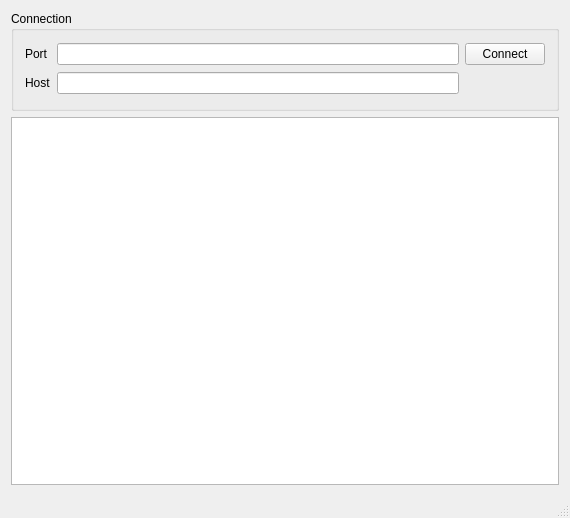
Above: server/mainwindow.ui from Dobr1802/QSsl_chat_v.2 before the change. Below: the same form after it.
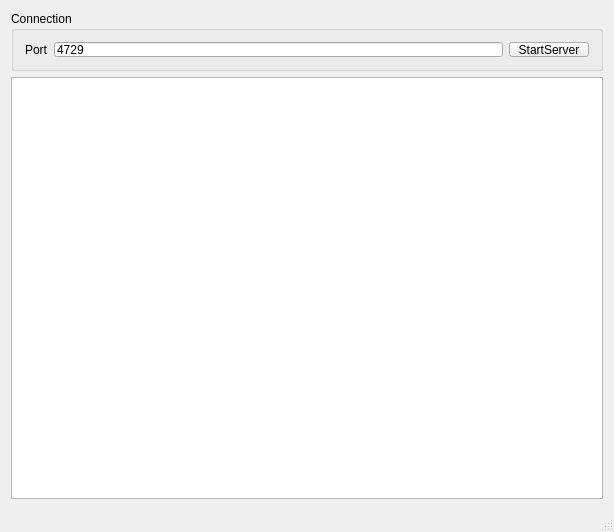
That is the form after the change.

The edit to the form file:
```diff
--- a/server/mainwindow.ui
+++ b/server/mainwindow.ui
@@ -6,8 +6,8 @@
    <rect>
     <x>0</x>
     <y>0</y>
-    <width>570</width>
-    <height>518</height>
+    <width>614</width>
+    <height>532</height>
    </rect>
   </property>
   <property name="windowTitle">
@@ -26,28 +26,38 @@
       <property name="minimumSize">
        <size>
         <width>0</width>
-        <height>100</height>
+        <height>60</height>
        </size>
       </property>
       <property name="maximumSize">
        <size>
         <width>16777215</width>
-        <height>100</height>
+        <height>60</height>
        </size>
       </property>
       <property name="title">
        <string>Connection</string>
       </property>
       <layout class="QGridLayout" name="gridLayout">
-       <item row="0" column="2">
-        <widget class="QPushButton" name="connectDisconnectButton">
-         <property name="text">
-          <string>Connect</string>
-         </property>
-        </widget>
-       </item>
        <item row="0" column="1">
-        <widget class="QLineEdit" name="port"/>
+        <widget class="QLineEdit" name="port">
+         <property name="text">
+          <string>4729</string>
+         </property>
+        </widget>
+       </item>
+       <item row="0" column="2">
+        <widget class="QPushButton" name="startStopServer">
+         <property name="text">
+          <string>StartServer</string>
+         </property>
+         <property name="checkable">
+          <bool>false</bool>
+         </property>
+         <property name="checked">
+          <bool>false</bool>
+         </property>
+        </widget>
        </item>
        <item row="0" column="0">
         <widget class="QLabel" name="label">
@@ -56,16 +66,6 @@
          </property>
         </widget>
        </item>
-       <item row="1" column="1">
-        <widget class="QLineEdit" name="lineEdit"/>
-       </item>
-       <item row="1" column="0">
-        <widget class="QLabel" name="label_2">
-         <property name="text">
-          <string>Host</string>
-         </property>
-        </widget>
-       </item>
       </layout>
      </widget>
     </item>
```
Left out of the diff: 2 changed lines with no effect on the pictures.
